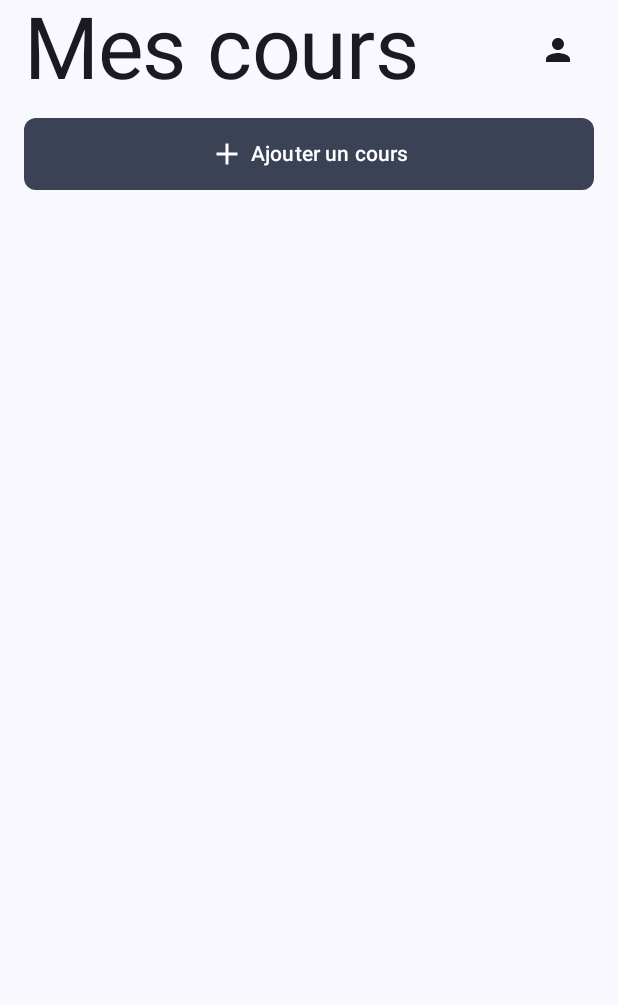
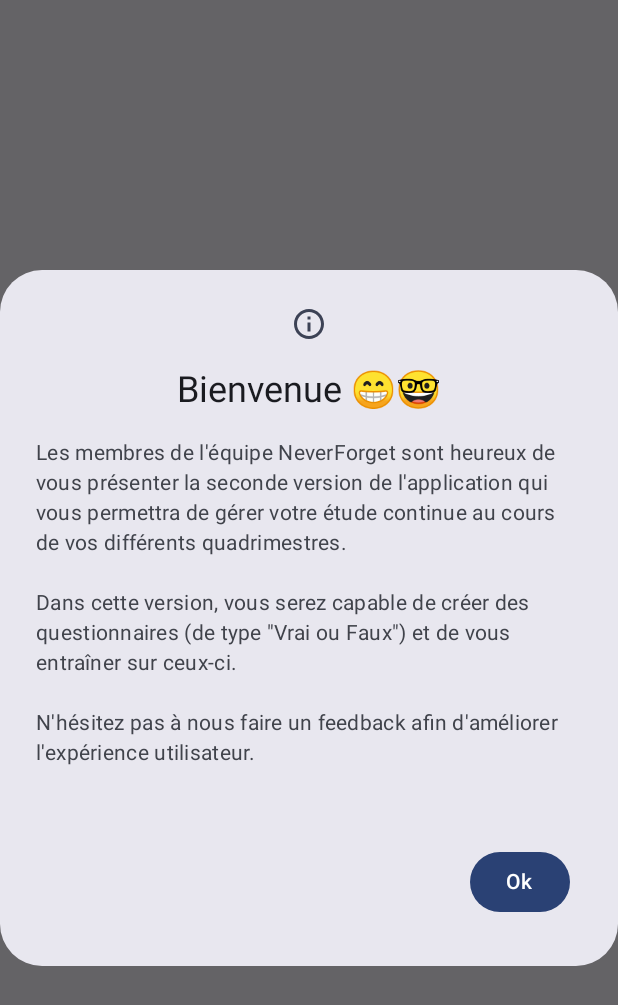
Before and after one commit to nathanbkng/P4, an Android app built with Jetpack Compose: the screen it shows after launch (MainActivity), on a phone screen of 412 x 824 dp. Shown: the top 1005 px of the screen. Run offline under Robolectric (Android 15) with nearby library versions, the phone set to English and light mode, and no system bars; our stand-ins replace Room's generated code.

Commit message:
add - last changes

```diff
--- a/NFFrontend/app/src/main/java/com/example/nf_frontend/screens/fillquizz/QuizzPage.kt
+++ b/NFFrontend/app/src/main/java/com/example/nf_frontend/screens/fillquizz/QuizzPage.kt
@@ -142,7 +142,7 @@
                 .weight(1f),
             colors = ButtonDefaults.buttonColors()
         ) {
-            Text(text = "True", color = Color.White)
+            Text(text = "Vrai", color = Color.White)
         }
         Button(
             onClick = {
@@ -153,7 +153,7 @@
                 .weight(1f),
             colors = ButtonDefaults.buttonColors()
         ) {
-            Text(text = "False", color = Color.White)
+            Text(text = "Faux", color = Color.White)
         }
     }
 }
--- a/NFFrontend/app/src/main/java/com/example/nf_frontend/screens/formquizz/composant/QuestionCard.kt
+++ b/NFFrontend/app/src/main/java/com/example/nf_frontend/screens/formquizz/composant/QuestionCard.kt
@@ -56,7 +56,7 @@
                     if (selectedOption.value) Color.Green else Color.Gray
                 )
             ) {
-                Text(text = "True", color = Color.White)
+                Text(text = "Vrai", color = Color.White)
             }
             Button(
                 onClick = {
@@ -70,7 +70,7 @@
                     if (!selectedOption.value) Color.Red else Color.Gray
                 )
             ) {
-                Text(text = "False", color = Color.White)
+                Text(text = "Faux", color = Color.White)
             }
         }
     }
--- a/NFFrontend/app/src/main/java/com/example/nf_frontend/screens/homescreen/HomeScreen.kt
+++ b/NFFrontend/app/src/main/java/com/example/nf_frontend/screens/homescreen/HomeScreen.kt
@@ -46,7 +46,7 @@
 fun HomeScreen(){
     val navController = rememberNavController()
     var courses by remember { mutableStateOf<List<CourseEntity>>(emptyList()) }
-    var showDialog by rememberSaveable { mutableStateOf(false) }
+    var showDialog by rememberSaveable { mutableStateOf(true) }
 
 
     Log.d("test", courses.toString())
@@ -62,14 +62,13 @@
                         Text(text = "Bienvenue 😁🤓")
                     },
                     text = {
-                        Text(text = "Les membres de l'équipe NeverForget sont heureux de vous présenter une " +
-                                "première version de l'application qui vous permettra de gérer votre étude continue au cours de vos " +
+                        Text(text = "Les membres de l'équipe NeverForget sont heureux de vous présenter la " +
+                                "seconde version de l'application qui vous permettra de gérer votre étude continue au cours de vos " +
                                 "différents quadrimestres.\n" +
                                 "\n" +
-                                "Dans la version actuelle, vous serez capable de créer différents questionnaires pour chacun de vos cours.\n" +
+                                "Dans cette version, vous serez capable de créer des questionnaires (de type \"Vrai ou Faux\") et de vous entraîner sur ceux-ci.\n" +
                                 "\n" +
-                                "Dans la prochaine version, vous pourrez vous entraîner à y répondre !\n" +
-                                "(Cette fonctionnalité est en cours de développement)." )
+                                "N'hésitez pas à nous faire un feedback afin d'améliorer l'expérience utilisateur.\n")
                     },
                     confirmButton = {
                         Button(
--- a/NFFrontend/app/src/main/java/com/example/nf_frontend/screens/homescreen/composant/TopBar.kt
+++ b/NFFrontend/app/src/main/java/com/example/nf_frontend/screens/homescreen/composant/TopBar.kt
@@ -27,8 +27,8 @@
             style = MaterialTheme.typography.displayLarge,
             modifier = Modifier.weight(1f)
         )
-        IconButton(onClick = { /*TODO*/ }) {
-            Icon(Icons.Filled.Person, contentDescription = null)
-        }
+//        IconButton(onClick = { /*TODO*/ }) {
+//            Icon(Icons.Filled.Person, contentDescription = null)
+//        }
     }
 }
--- a/NFFrontend/app/src/main/java/com/example/nf_frontend/screens/quizz/PopupRedirect.kt
+++ b/NFFrontend/app/src/main/java/com/example/nf_frontend/screens/quizz/PopupRedirect.kt
@@ -60,7 +60,7 @@
         Column(Modifier.padding(20.dp)) {
             Text(
                 text = "Vous avez sélectionné le questionnaire : \n\"${quizz.title}\",\n que voulez-vous faire pour ce questionnaire ?" +
-                        if (bestscore!= null ) "\n\n Votre meilleur score est de : \n ${bestscore!!.score}/${bestscore!!.totalGrade} \n (${(bestscore!!.score/ bestscore!!.totalGrade)*100}%) " else "",
+                        if (bestscore!= null ) "\n\n Votre meilleur score est de : \n ${bestscore!!.score}/${bestscore!!.totalGrade} \n (${String.format("%.${2}f", ((bestscore!!.score/ bestscore!!.totalGrade)*100))}%) " else "",
                 style = MaterialTheme.typography.titleMedium,
                 modifier = Modifier.wrapContentSize(align = Alignment.Center),
                 textAlign = TextAlign.Center
--- a/NFFrontend/app/src/main/java/com/example/nf_frontend/screens/quizz/QuizzScreen.kt
+++ b/NFFrontend/app/src/main/java/com/example/nf_frontend/screens/quizz/QuizzScreen.kt
@@ -161,7 +161,7 @@
                         .fillMaxWidth()
                         .padding(end = 12.dp)
                 ) {
-                    Text(text = "Save Questions")
+                    Text(text = "Sauvegarder les questions")
                 }
             }
         }
```
